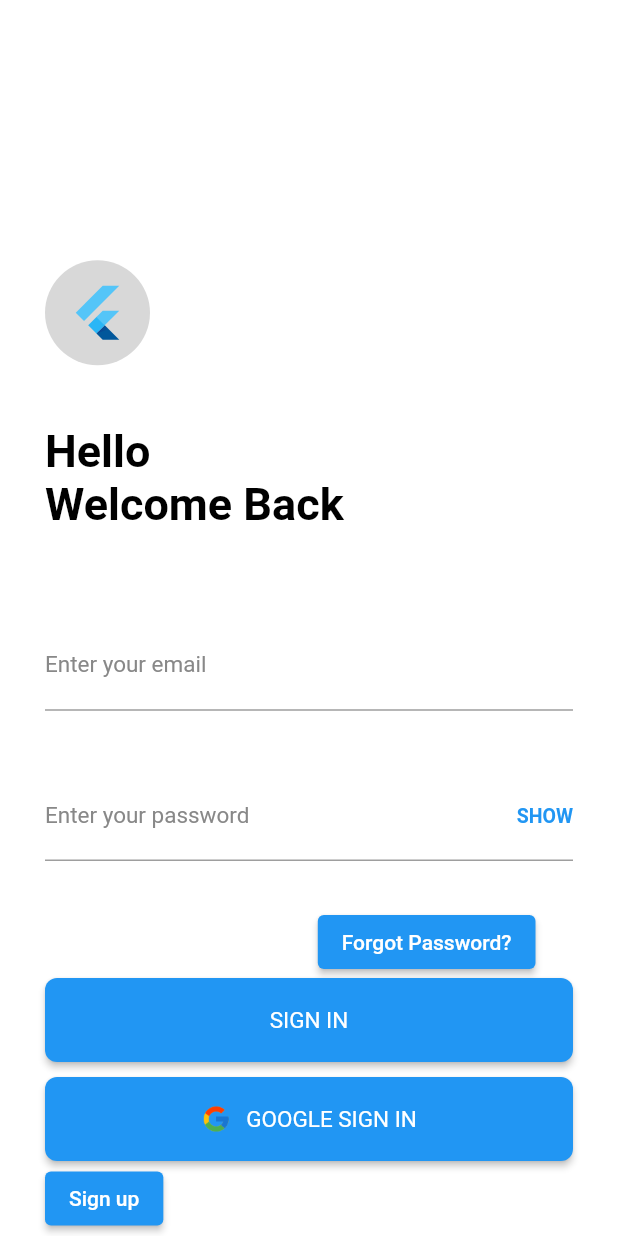
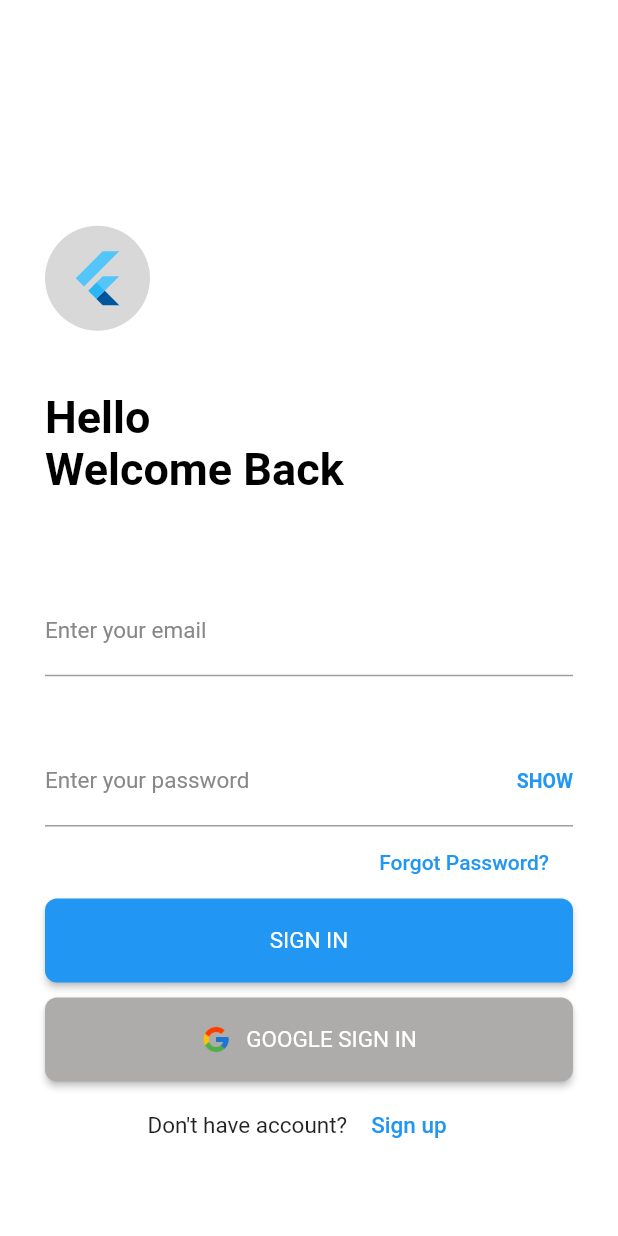
Before and after one commit to HCrystalH/AIOT_App, a Flutter app: the screen it shows after launch, on a phone screen of 412 x 824 dp. Run offline on Flutter 3.47's test engine with Material 2 defaults, Android fonts, the phone set to English and light mode, and no system bars; our stand-ins replace cloud_firestore, firebase_auth, firebase_core, google_sign_in, image_picker; missing offline and left inert: image_picker_platform_interface; accounts and stored records are empty.

Commit message:
Fix the UI in the login page

```diff
--- a/lib/authentication/login_page.dart
+++ b/lib/authentication/login_page.dart
@@ -38,7 +38,10 @@ class _LoginPageState extends State<LoginPage> {
   Widget build(BuildContext context) {
 
     return  Scaffold(
+      backgroundColor: Colors.white, // Set the background color of the page
+
       body: Container(
+
         padding: const EdgeInsets.fromLTRB(30, 0, 30, 0),
         constraints: const BoxConstraints.expand(),
         color: Colors.white,
@@ -93,7 +96,7 @@ class _LoginPageState extends State<LoginPage> {
 
               // Password field
               Padding(
-                padding: const EdgeInsets.fromLTRB(0, 0, 0, 30),
+                padding: const EdgeInsets.fromLTRB(0, 0, 0, 0),
                 child: Stack(
                   alignment: AlignmentDirectional.centerEnd,
                   children: <Widget>[
@@ -123,7 +126,7 @@ class _LoginPageState extends State<LoginPage> {
 
               //Forget Password field
               Padding(
-                padding: const EdgeInsets.symmetric(horizontal: 25.0),
+                padding: const EdgeInsets.fromLTRB(0, 0, 0, 0),
                 child: Row(
                   mainAxisAlignment: MainAxisAlignment.end,
                   children:[
@@ -134,7 +137,19 @@ class _LoginPageState extends State<LoginPage> {
                             MaterialPageRoute (builder: (context) => const ForgotPasswordPage()),
                           );
                       },
-                      child: const Text('Forgot Password?'),
+                      style: ElevatedButton.styleFrom(
+                        backgroundColor: Colors.white,
+                        elevation: 0, // 👈 Add this
+                        // primary: Colors.white, Try avoiding this as it is deprecated
+                        side: const BorderSide(width: 0, color: Colors.white),
+                      ),
+                      child: const Text(
+                        'Forgot Password?',
+                         style: TextStyle(color: Colors.blue,
+                         ),
+
+
+                      ),
                     ),
                   ],
                 ),
@@ -181,7 +196,7 @@ class _LoginPageState extends State<LoginPage> {
 
               //This box to show error message
               Padding(
-                padding: EdgeInsets.fromLTRB(0, 0, 0, _show ? 20 : 10),
+                padding: const EdgeInsets.fromLTRB(0, 0, 0, 10),
                 child: SizedBox(
                   height: _show ? 12 : 0,
                   child: Text(error,
@@ -215,7 +230,7 @@ class _LoginPageState extends State<LoginPage> {
 
                     style: ElevatedButton.styleFrom(
                     shape: const RoundedRectangleBorder(borderRadius: BorderRadius.all(Radius.circular(8))),
-                    backgroundColor: Colors.blue,
+                    backgroundColor: const Color.fromARGB(255, 174, 171, 171),
                      textStyle: const TextStyle(
                     color: Colors.white,
                      fontSize: 15,
@@ -238,12 +253,18 @@ class _LoginPageState extends State<LoginPage> {
               ),
 
               // Container(
-              SizedBox(
-                height: 50,
-                width: double.infinity,
-                child: Row(
-                  mainAxisAlignment: MainAxisAlignment.spaceBetween,
-                  children: [
+              Padding(
+              padding: const EdgeInsets.fromLTRB(0, 5, 0, 50),
+              child: Row(
+              mainAxisAlignment: MainAxisAlignment.center,
+
+              children: [
+                    const Text(
+                    'Don\'t have account?',
+                        style: TextStyle(
+                        fontSize: 15,
+                        ),
+                    ),
                     ElevatedButton(
                       onPressed: (){
                         Navigator.push(
@@ -251,7 +272,22 @@ class _LoginPageState extends State<LoginPage> {
                           MaterialPageRoute(builder:(context) => const RegisterForm())
                           );
                         },
-                        child: const Text('Sign up'),)
+                        style: ElevatedButton.styleFrom(
+                        backgroundColor: Colors.white,
+                        elevation: 0, // 👈 Add this
+                        // primary: Colors.white, Try avoiding this as it is deprecated
+                        side: const BorderSide(width: 0, color: Colors.white),
+                      ),
+                        child: const Text(
+                          'Sign up',
+                         style: TextStyle(color: Colors.blue,
+                        fontSize: 15,
+
+                      ),
+                      textAlign: TextAlign.left,
+
+                        ),)
+
                     ],
                     // children: <Widget>[
 
```
